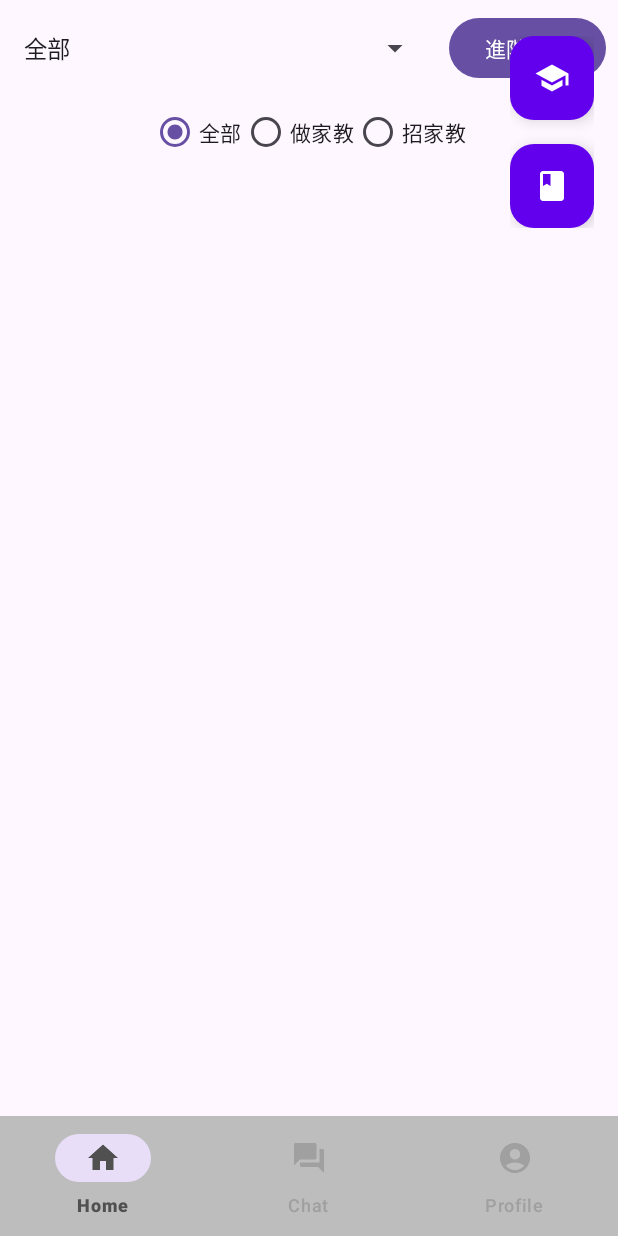
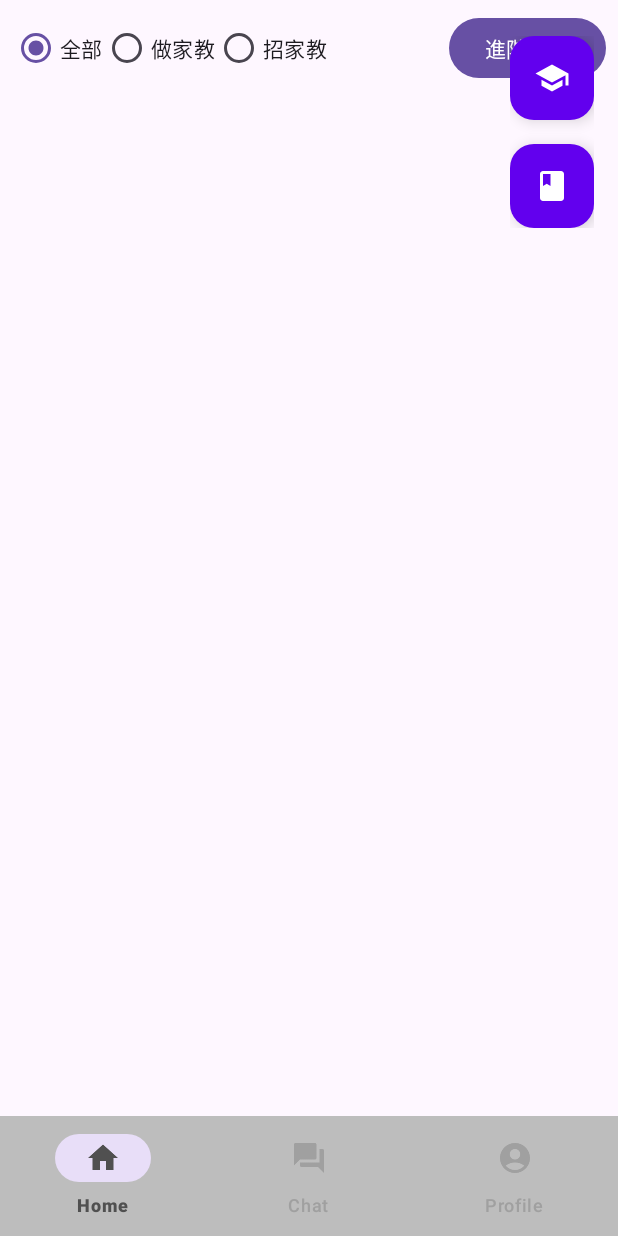
Before and after one commit to SkyFa11er/Tutorapp, an Android app: the screen it shows after launch (MainActivity), on a phone screen of 412 x 824 dp. Run offline under Robolectric (Android 15) with nearby library versions, the phone set to English and light mode, and no system bars.

Commit message:
保留只有一個條件篩選

```diff
--- a/app/src/main/java/com/example/tutorapp/FirstFragment.java
+++ b/app/src/main/java/com/example/tutorapp/FirstFragment.java
@@ -17,7 +17,7 @@ public class FirstFragment extends Fragment {
     private List<PostItem> postList = new ArrayList<>();
     private String currentTypeFilter = "all"; // "all", "do", "find"
 
-    // 進階條件變數
+    // 篩選條件變數
     private List<String> allSubjects = Arrays.asList(
             "初中語文", "初中數學", "初中物化", "初中英語", "初中生物", "初中政治",
             "高中語文", "高中數學", "高中物化", "高中英語", "高中生物", "高中政治"
@@ -48,38 +48,23 @@ public class FirstFragment extends Fragment {
                 startActivity(intent);
             }
         });
-
         recyclerView.setAdapter(adapter);
 
-        // 類型篩選 Spinner
-        Spinner spinner = view.findViewById(R.id.spinner_filter);
-        ArrayAdapter<String> spinnerAdapter = new ArrayAdapter<>(requireContext(),
-                android.R.layout.simple_spinner_item,
-                new String[]{"全部", "做家教", "招家教"});
-        spinnerAdapter.setDropDownViewResource(android.R.layout.simple_spinner_dropdown_item);
-        spinner.setAdapter(spinnerAdapter);
-        spinner.setOnItemSelectedListener(new AdapterView.OnItemSelectedListener() {
-            @Override
-            public void onItemSelected(AdapterView<?> parent, View v, int position, long id) {
-                switch (position) {
-                    case 0:
-                        currentTypeFilter = "all";
-                        break;
-                    case 1:
-                        currentTypeFilter = "do";
-                        break;
-                    case 2:
-                        currentTypeFilter = "find";
-                        break;
-                }
-                filterAdvancedPosts();
+        // 類型切換 RadioGroup（全部／做家教／招家教）
+        RadioGroup radioGroup = view.findViewById(R.id.radio_filter);
+        radioGroup.setOnCheckedChangeListener((group, checkedId) -> {
+            if (checkedId == R.id.radio_all) {
+                currentTypeFilter = "all";
+            } else if (checkedId == R.id.radio_do) {
+                currentTypeFilter = "do";
+            } else if (checkedId == R.id.radio_find) {
+                currentTypeFilter = "find";
             }
-
-            @Override
-            public void onNothingSelected(AdapterView<?> parent) {}
+            filterAdvancedPosts();
         });
 
-        // 條件篩選按鈕
+
+        // 進階條件篩選
         Button btnFilter = view.findViewById(R.id.btn_filter_advanced);
         btnFilter.setOnClickListener(v -> showAdvancedFilterDialog());
 
@@ -88,8 +73,8 @@ public class FirstFragment extends Fragment {
 
     public void addPost(PostItem item) {
         postList.add(0, item);
-        adapter.updateList(postList); // 也更新原始資料
-        filterAdvancedPosts(); // 每次新增都重新篩選
+        adapter.updateList(postList);
+        filterAdvancedPosts();
     }
 
     private void showAdvancedFilterDialog() {
@@ -100,7 +85,6 @@ public class FirstFragment extends Fragment {
         Spinner spinnerDistrict = dialogView.findViewById(R.id.spinner_district);
         EditText editMinSalary = dialogView.findViewById(R.id.edit_min_salary);
 
-        // 地區 Spinner 初始化
         String[] districts = {"不限", "越秀區", "天河區", "白雲區", "海珠區", "黃埔區", "荔灣區", "番禺區", "花都區", "南沙區", "增城區", "從化區"};
         ArrayAdapter<String> adapter = new ArrayAdapter<>(requireContext(), android.R.layout.simple_spinner_dropdown_item, districts);
         spinnerDistrict.setAdapter(adapter);
@@ -159,7 +143,6 @@ public class FirstFragment extends Fragment {
             if (post.getType() == PostItem.TYPE_DO && post.getTutorInfo() != null) {
                 TutorInfo t = post.getTutorInfo();
 
-                // 科目篩選
                 if (!selectedSubjectsFilter.isEmpty()) {
                     subjectMatch = false;
                     for (String s : t.getSubjects()) {
@@ -170,19 +153,15 @@ public class FirstFragment extends Fragment {
                     }
                 }
 
-                // 薪資（String → int）
                 int tutorSalary = 0;
                 try {
                     tutorSalary = Integer.parseInt(t.getSalary());
-                } catch (NumberFormatException e) {
-                    tutorSalary = 0;
-                }
+                } catch (NumberFormatException ignored) {}
                 salaryMatch = tutorSalary >= minSalary;
 
             } else if (post.getType() == PostItem.TYPE_FIND && post.getFindTutorInfo() != null) {
                 FindTutorInfo f = post.getFindTutorInfo();
 
-                // 科目篩選
                 if (!selectedSubjectsFilter.isEmpty()) {
                     subjectMatch = false;
                     for (String s : f.getSubjects()) {
@@ -193,10 +172,8 @@ public class FirstFragment extends Fragment {
                     }
                 }
 
-                // 薪資（int）
                 salaryMatch = f.getSalary() >= minSalary;
 
-                // 地區
                 if (!selectedDistrict.equals("不限") && !f.getDistrict().equals(selectedDistrict)) {
                     districtMatch = false;
                 }
@@ -209,5 +186,4 @@ public class FirstFragment extends Fragment {
 
         adapter.updateList(filtered);
     }
-
 }
--- a/app/src/main/res/layout/fragment_first.xml
+++ b/app/src/main/res/layout/fragment_first.xml
@@ -5,7 +5,7 @@
     android:orientation="vertical"
     android:padding="8dp">
 
-    <!-- 篩選區塊：分類下拉選單 + 進階按鈕 -->
+    <!-- 類型切換（全部 / 做家教 / 招家教） + 進階按鈕 -->
     <LinearLayout
         android:layout_width="match_parent"
         android:layout_height="wrap_content"
@@ -13,35 +13,10 @@
         android:gravity="center_vertical"
         android:paddingBottom="8dp">
 
-        <!-- 類型選擇 -->
-        <Spinner
-            android:id="@+id/spinner_filter"
+        <RadioGroup
+            android:id="@+id/radio_filter"
             android:layout_width="0dp"
             android:layout_weight="1"
-            android:layout_height="wrap_content"
-            android:spinnerMode="dropdown" />
-
-        <!-- 進階篩選按鈕 -->
-        <Button
-            android:id="@+id/btn_filter_advanced"
-            android:layout_width="wrap_content"
-            android:layout_height="wrap_content"
-            android:text="進階篩選"
-            android:layout_marginStart="12dp" />
-    </LinearLayout>
-
-    <!-- 類型切換（全部 / 做家教 / 招家教） -->
-    <LinearLayout
-        android:id="@+id/filter_group"
-        android:layout_width="match_parent"
-        android:layout_height="wrap_content"
-        android:orientation="horizontal"
-        android:gravity="center_horizontal"
-        android:paddingBottom="8dp">
-
-        <RadioGroup
-            android:id="@+id/radio_filter"
-            android:layout_width="wrap_content"
             android:layout_height="wrap_content"
             android:orientation="horizontal">
 
@@ -64,6 +39,13 @@
                 android:layout_height="wrap_content"
                 android:text="招家教" />
         </RadioGroup>
+
+        <Button
+            android:id="@+id/btn_filter_advanced"
+            android:layout_width="wrap_content"
+            android:layout_height="wrap_content"
+            android:text="進階篩選"
+            android:layout_marginStart="12dp" />
     </LinearLayout>
 
     <!-- 資訊列表 -->
```
